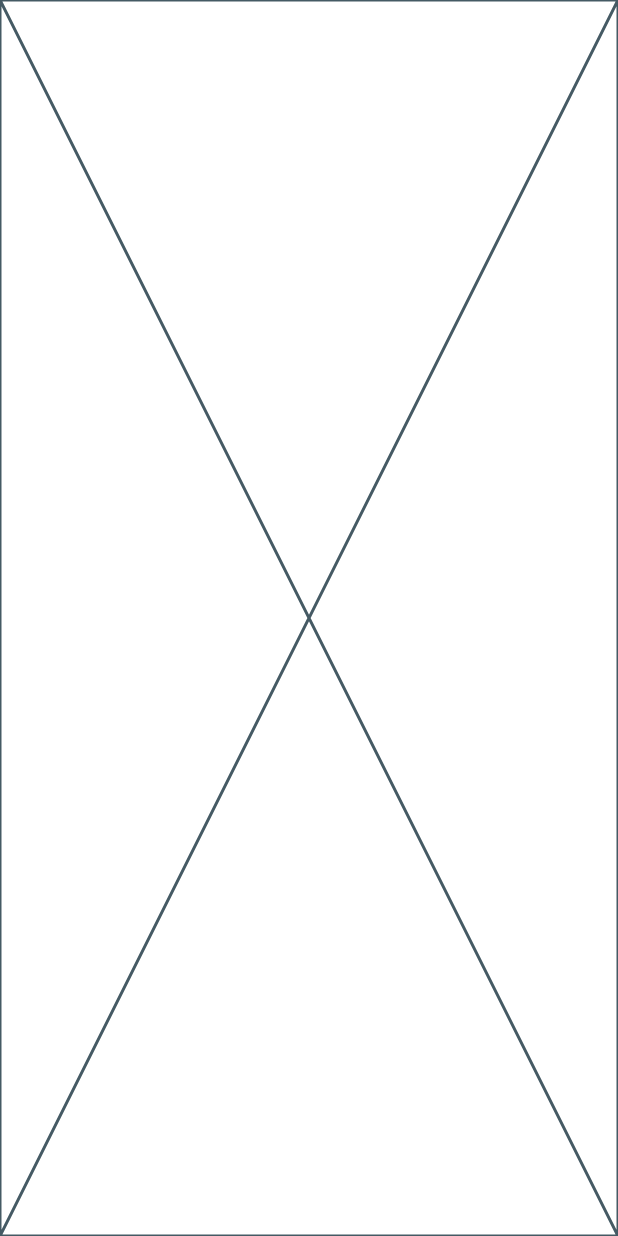
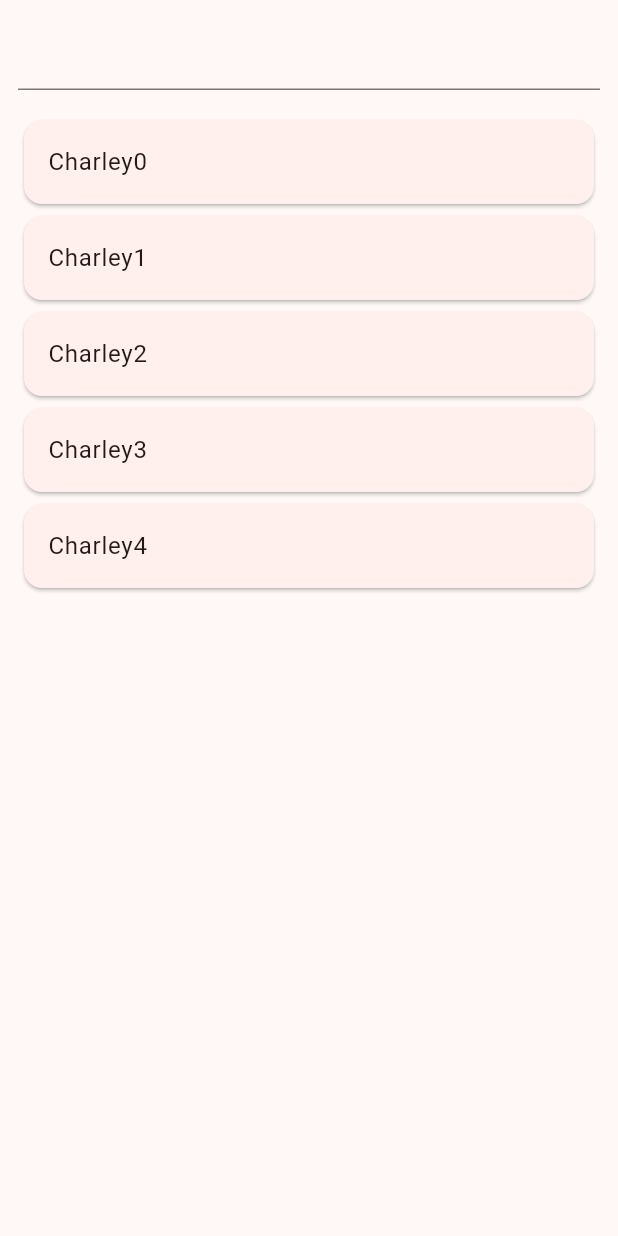
Before and after one commit to ydiev/movie_characters_app, a Flutter app: the screen it shows after launch, on a phone screen of 412 x 824 dp. Run offline on Flutter 3.47's test engine with Material 2 defaults, Android fonts, the phone set to English and light mode, and no system bars; our stand-ins replace dio, equatable, flutter_bloc, freezed_annotation, get_it, retrofit; missing offline and left inert: dotenv; generated files the repository leaves out were written again.

Commit message:
Implement list and details UI adaptation

```diff
--- /dev/null
+++ b/lib/src/config/theme/app_spacing.dart
@@ -0,0 +1,10 @@
+class AppSpacing {
+  static const double spacing4 = 4;
+  static const double spacing6 = 6;
+  static const double spacing8 = 8;
+  static const double spacing12 = 12;
+  static const double spacing16 = 16;
+  static const double spacing24 = 24;
+  static const double spacing28 = 28;
+  static const double spacing32 = 32;
+}
--- a/lib/src/config/theme/app_themes.dart
+++ b/lib/src/config/theme/app_themes.dart
@@ -6,7 +6,7 @@ final ThemeData appTheme = ThemeData(
     backgroundColor: AppColors.appBarBackground,
     foregroundColor: AppColors.textColor,
   ),
-  scaffoldBackgroundColor: AppColors.backgroundColor,
+  // scaffoldBackgroundColor: AppColors.backgroundColor,
   colorScheme: ColorScheme.fromSeed(seedColor: AppColors.accentColor),
   useMaterial3: true,
 );
--- a/lib/src/features/movie_characters/presentation/characters_list/screens/movie_characters_list_screen.dart
+++ b/lib/src/features/movie_characters/presentation/characters_list/screens/movie_characters_list_screen.dart
@@ -1,8 +1,134 @@
 import 'package:flutter/material.dart';
+import 'package:movie_characters_app/src/config/theme/app_spacing.dart';
+import 'package:movie_characters_app/src/features/movie_characters/presentation/characters_list/widgets/character_details_widget.dart';
+import 'package:movie_characters_app/src/features/movie_characters/presentation/characters_list/widgets/screen_adaptor_widget.dart';
+import 'package:movie_characters_app/src/features/movie_characters/presentation/characters_list/widgets/search_input_filed_widget.dart';
+
+typedef _OnCharacterSelected = Function(String title);
 
 class MovieCharactersList extends StatelessWidget {
   const MovieCharactersList({super.key});
 
   @override
-  Widget build(BuildContext context) => const Placeholder();
+  Widget build(BuildContext context) => const Scaffold(
+        body: SafeArea(
+          child: Padding(
+            padding: EdgeInsets.all(AppSpacing.spacing12),
+            child: ScreenAdaptorWidget(
+              portrait: _Portrait(),
+              landscape: _Landscape(),
+            ),
+          ),
+        ),
+      );
 }
+
+class _Portrait extends StatelessWidget {
+  const _Portrait();
+
+  @override
+  Widget build(BuildContext context) => Column(
+        children: [
+          const SearchInputFieldWidget(),
+          const SizedBox(height: AppSpacing.spacing16),
+          _List(
+            onSelected: (item) {
+              // TODO(Diev): redirect
+            },
+          ),
+        ],
+      );
+}
+
+class _Landscape extends StatefulWidget {
+  const _Landscape();
+
+  @override
+  State<_Landscape> createState() => _LandscapeState();
+}
+
+class _LandscapeState extends State<_Landscape> {
+  String? _selectedItem;
+
+  @override
+  Widget build(BuildContext context) => Row(
+        children: <Widget>[
+          Expanded(
+            child: Column(
+              children: [
+                const SearchInputFieldWidget(),
+                const SizedBox(height: AppSpacing.spacing16),
+                _List(onSelected: (String item) {
+                  setState(() {
+                    _selectedItem = item;
+                  });
+                }),
+              ],
+            ),
+          ),
+          const SizedBox(
+            width: AppSpacing.spacing24,
+          ),
+          Expanded(
+            child: CharacterDetailsWidget(
+              // TODO(Diev): Provide first item as default
+              title: _selectedItem ?? '',
+            ),
+          ),
+        ],
+      );
+}
+
+class _List extends StatelessWidget {
+  const _List({
+    required this.onSelected,
+  });
+
+  final _OnCharacterSelected onSelected;
+
+  @override
+  Widget build(BuildContext context) => Expanded(
+        child: ListView(
+          children: <Widget>[
+            _ListItem(
+              name: 'Charley0',
+              onSelected: onSelected,
+            ),
+            _ListItem(
+              name: 'Charley1',
+              onSelected: onSelected,
+            ),
+            _ListItem(
+              name: 'Charley2',
+              onSelected: onSelected,
+            ),
+            _ListItem(
+              name: 'Charley3',
+              onSelected: onSelected,
+            ),
+            _ListItem(
+              name: 'Charley4',
+              onSelected: onSelected,
+            ),
+          ],
+        ),
+      );
+}
+
+class _ListItem extends StatelessWidget {
+  const _ListItem({
+    required this.name,
+    required this.onSelected,
+  });
+
+  final String name;
+  final _OnCharacterSelected onSelected;
+
+  @override
+  Widget build(BuildContext context) => Card(
+        child: ListTile(
+          onTap: () => onSelected(name),
+          title: Text(name),
+        ),
+      );
+}
--- /dev/null
+++ b/lib/src/features/movie_characters/presentation/characters_list/widgets/screen_adaptor_widget.dart
@@ -0,0 +1,18 @@
+import 'package:flutter/material.dart';
+
+class ScreenAdaptorWidget extends StatelessWidget {
+  const ScreenAdaptorWidget({
+    required this.portrait,
+    required this.landscape,
+    super.key,
+  });
+
+  final Widget portrait;
+  final Widget landscape;
+
+  @override
+  Widget build(BuildContext context) => OrientationBuilder(
+        builder: (BuildContext context, Orientation orientation) =>
+            orientation == Orientation.portrait ? portrait : landscape,
+      );
+}
--- /dev/null
+++ b/lib/src/features/movie_characters/presentation/characters_list/widgets/search_input_filed_widget.dart
@@ -0,0 +1,8 @@
+import 'package:flutter/material.dart';
+
+class SearchInputFieldWidget extends StatelessWidget {
+  const SearchInputFieldWidget({super.key});
+
+  @override
+  Widget build(BuildContext context) => const TextField();
+}
```
Also changed, not shown: lib/src/features/movie_characters/presentation/characters_list/screens/movie_character_details_screen.dart (added, +16 -0 lines), lib/src/features/movie_characters/presentation/characters_list/widgets/character_details_widget.dart (added, +12 -0 lines), 6 other files.
